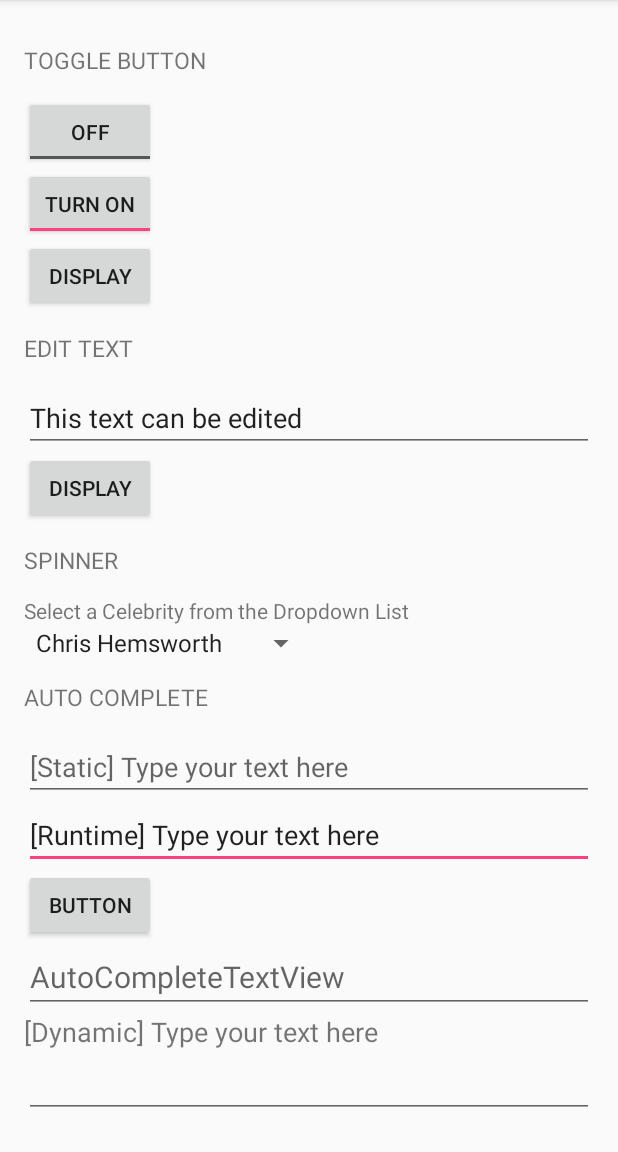
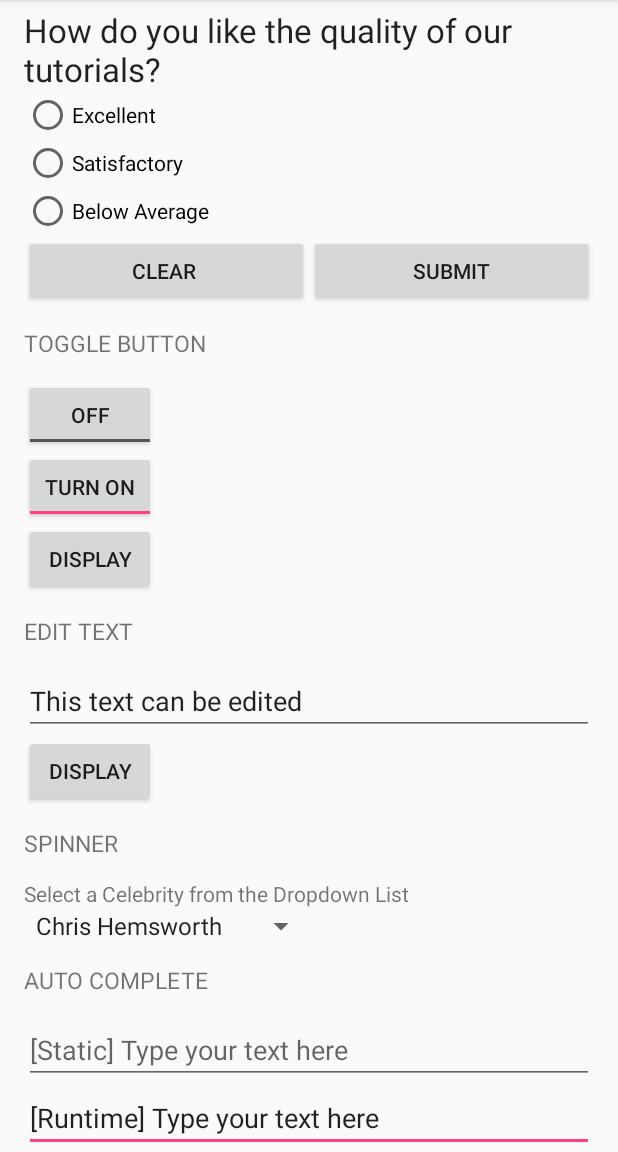
Before and after one commit to lukyth/anything, an Android app: the screen it shows after launch (MainActivity), on a phone screen of 412 x 824 dp, the part 84-1236 px from its top. Run offline under Robolectric (Android 15) with nearby library versions, the phone set to English and light mode, and no system bars.

Commit message:
Add RadioButton example

```diff
--- a/app/src/main/java/com/kanitkorn/android/anything/MainActivity.java
+++ b/app/src/main/java/com/kanitkorn/android/anything/MainActivity.java
@@ -10,6 +10,8 @@ import android.widget.Button;
 import android.widget.EditText;
 import android.widget.LinearLayout;
 import android.widget.LinearLayout.LayoutParams;
+import android.widget.RadioButton;
+import android.widget.RadioGroup;
 import android.widget.Spinner;
 import android.widget.Toast;
 import android.widget.ToggleButton;
@@ -40,12 +42,14 @@ public class MainActivity extends AppCompatActivity {
     AutoCompleteTextView autoCompleteTextViewRuntime;
 
     String str[] = {"Arun", "Mathev", "Vishnu", "Vishal", "Arjun", "Arul", "Balaji", "Babu", "Boopathy", "Godwin", "Nagaraj"};
-
+    private RadioGroup radioGroup;
 
     @Override
     protected void onCreate(Bundle savedInstanceState) {
         super.onCreate(savedInstanceState);
         setContentView(R.layout.activity_main);
+
+        addListenerOnRadioButton();
 
         addListenerOnToggleButton();
 
@@ -57,6 +61,34 @@ public class MainActivity extends AppCompatActivity {
         initAutoCompleteDynamic();
         initAutoCompleteRuntime();
 
+    }
+
+    public void addListenerOnRadioButton() {
+        /* Initialize Radio Group and attach click handler */
+        radioGroup = (RadioGroup) findViewById(R.id.radioGroup);
+        radioGroup.clearCheck();
+
+        /* Attach CheckedChangeListener to radio group */
+        radioGroup.setOnCheckedChangeListener(new RadioGroup.OnCheckedChangeListener() {
+            @Override
+            public void onCheckedChanged(RadioGroup group, int checkedId) {
+                RadioButton radioButton = (RadioButton) group.findViewById(checkedId);
+                if (null != radioButton && checkedId > -1) {
+                    Toast.makeText(MainActivity.this, radioButton.getText(), Toast.LENGTH_SHORT).show();
+                }
+
+            }
+        });
+    }
+
+    public void onClear(View v) {
+        /* Clears all selected radio buttons to default */
+        radioGroup.clearCheck();
+    }
+
+    public void onSubmit(View v) {
+        RadioButton rb = (RadioButton) radioGroup.findViewById(radioGroup.getCheckedRadioButtonId());
+        Toast.makeText(MainActivity.this, rb.getText(), Toast.LENGTH_SHORT).show();
     }
 
     public void addListenerOnSpinner() {
--- a/app/src/main/res/layout/activity_main.xml
+++ b/app/src/main/res/layout/activity_main.xml
@@ -15,6 +15,59 @@
         android:paddingLeft="@dimen/activity_horizontal_margin"
         android:paddingRight="@dimen/activity_horizontal_margin"
         android:paddingTop="@dimen/activity_vertical_margin">
+
+        <TextView
+            android:layout_width="match_parent"
+            android:layout_height="wrap_content"
+            android:text="How do you like the quality of our tutorials?"
+            android:textAppearance="?android:attr/textAppearanceLarge" />
+
+        <RadioGroup
+            android:id="@+id/radioGroup"
+            android:layout_width="match_parent"
+            android:layout_height="wrap_content"
+            android:orientation="vertical">
+
+            <RadioButton
+                android:id="@+id/radioButton1"
+                android:layout_width="match_parent"
+                android:layout_height="wrap_content"
+                android:text="Excellent " />
+
+            <RadioButton
+                android:id="@+id/radioButton2"
+                android:layout_width="match_parent"
+                android:layout_height="wrap_content"
+                android:text="Satisfactory" />
+
+            <RadioButton
+                android:id="@+id/radioButton3"
+                android:layout_width="match_parent"
+                android:layout_height="wrap_content"
+                android:text="Below Average" />
+        </RadioGroup>
+
+        <LinearLayout
+            android:layout_width="match_parent"
+            android:layout_height="wrap_content"
+            android:orientation="horizontal">
+
+            <Button
+                android:id="@+id/clearBtn"
+                android:layout_width="match_parent"
+                android:layout_height="wrap_content"
+                android:layout_weight="1"
+                android:onClick="onClear"
+                android:text="Clear " />
+
+            <Button
+                android:id="@+id/submitBtn"
+                android:layout_width="match_parent"
+                android:layout_height="wrap_content"
+                android:layout_weight="1"
+                android:onClick="onSubmit"
+                android:text="Submit" />
+        </LinearLayout>
 
         <TextView
             style="@style/HeaderTextStyle"
```
